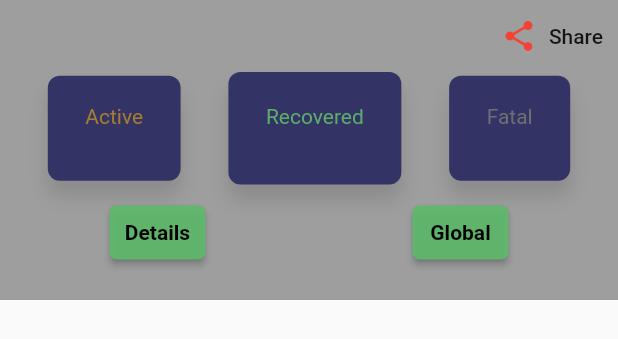
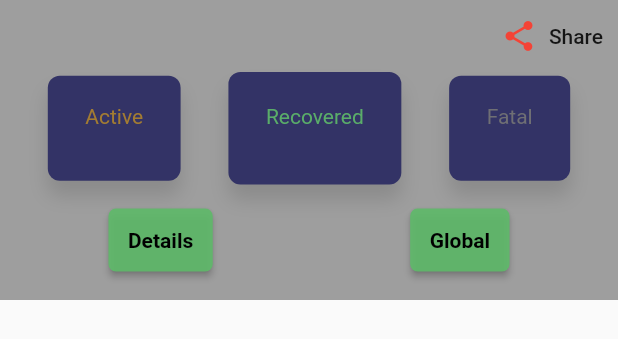
Before and after one commit to aryan47/COVID_TRACKER, a Flutter app: the Home widget shown alone on an empty page, opened directly with empty values, on a phone screen of 412 x 824 dp. Shown: the top 339 px of the screen. Run offline on Flutter 3.47's test engine with Material 2 defaults, Android fonts, the phone set to English and light mode, and no system bars; our stand-ins replace firebase_database, rxdart, share; missing offline and left inert: get_version; accounts and stored records are empty.

Commit message:
minor UI fix

```diff
--- a/lib/view/home.dart
+++ b/lib/view/home.dart
@@ -50,7 +50,7 @@ class _HomeState extends State<Home> {
                 counter(widget.countData, shareLink),
                 ButtonBar(
                   alignment: MainAxisAlignment.spaceAround,
-                  buttonPadding: EdgeInsets.all(8),
+                  buttonPadding: EdgeInsets.all(13),
                   children: <Widget>[
                     RaisedButton(
                       elevation: 2.0,
```
